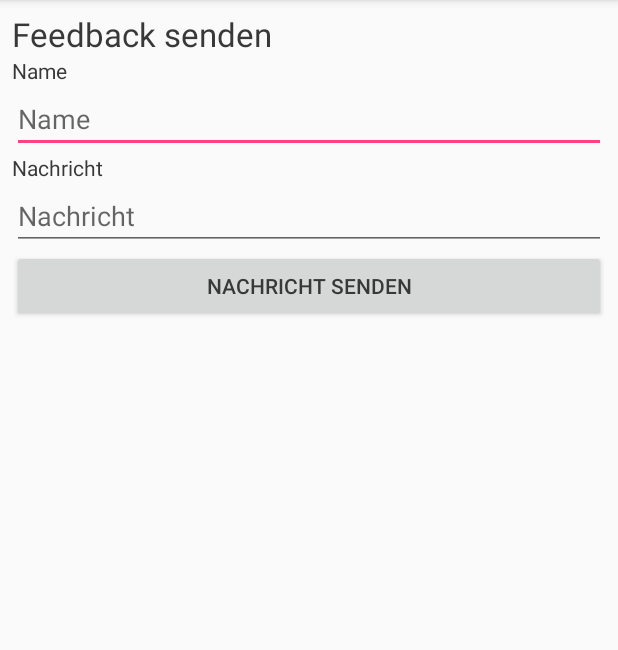
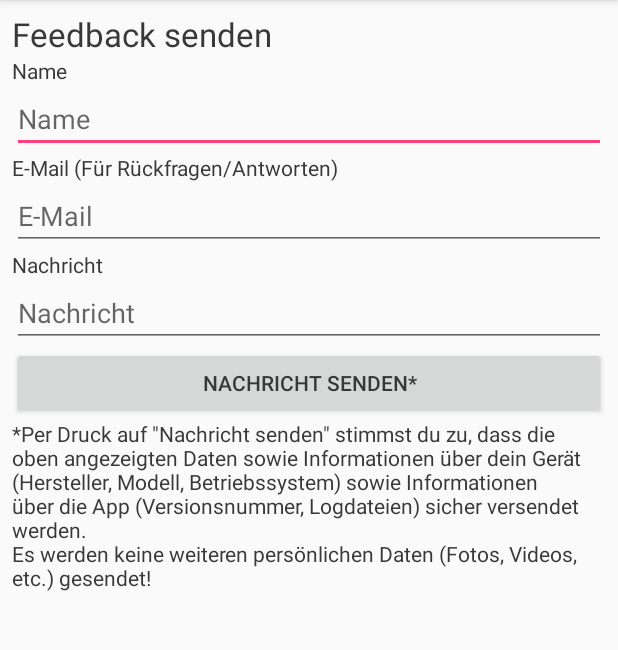
Before and after one commit to AhiruSoftwareCompany/alcoholtestapp, an Android app: the SendFeedback screen opened directly, with no data from a screen before it, on a phone screen of 412 x 824 dp, the part 84-734 px from its top. Run offline under Robolectric (Android 15) with nearby library versions, the phone set to English and light mode, and no system bars.

Commit message:
Removed underscores and added app version in the toSend-Package, added email, disclaimer to send feedback-activity, version 1.1

```diff
--- a/app/build.gradle
+++ b/app/build.gradle
@@ -5,6 +5,8 @@ android {
     buildToolsVersion "25.0.3"
     defaultConfig {
         applicationId "de.klaushackner.breathalyzer"
+        versionCode 1
+        versionName "1.1"
         targetSdkVersion 25
         testInstrumentationRunner "android.support.test.runner.AndroidJUnitRunner"
     }
--- a/app/src/main/AndroidManifest.xml
+++ b/app/src/main/AndroidManifest.xml
@@ -1,7 +1,6 @@
 <?xml version="1.0" encoding="utf-8"?>
 <manifest xmlns:android="http://schemas.android.com/apk/res/android"
-    package="de.klaushackner.breathalyzer"
-    android:versionName="1">
+    package="de.klaushackner.breathalyzer">
 
     <uses-sdk android:minSdkVersion="19" />
 
--- a/app/src/main/res/layout/activity_send_feedback.xml
+++ b/app/src/main/res/layout/activity_send_feedback.xml
@@ -27,7 +27,21 @@
             android:id="@+id/name"
             android:layout_width="match_parent"
             android:layout_height="wrap_content"
-            android:hint="@string/name" />
+            android:hint="@string/name"
+            android:singleLine="true" />
+
+        <TextView
+            android:layout_width="match_parent"
+            android:layout_height="wrap_content"
+            android:text="@string/email" />
+
+        <EditText
+            android:id="@+id/email"
+            android:layout_width="match_parent"
+            android:layout_height="wrap_content"
+            android:hint="@string/emailhint"
+            android:inputType="textEmailAddress"
+            android:maxLines="1" />
 
         <TextView
             android:layout_width="match_parent"
@@ -35,11 +49,11 @@
             android:text="@string/message" />
 
         <EditText
-            android:id="@+id/text"
+            android:id="@+id/message"
             android:layout_width="match_parent"
             android:layout_height="wrap_content"
             android:hint="@string/message"
-            android:inputType="textMultiLine" />
+            android:maxLines="1" />
 
         <Button
             android:id="@+id/sendFeedback"
@@ -47,5 +61,12 @@
             android:layout_height="wrap_content"
             android:text="@string/send_message" />
 
+        <TextView
+            android:id="@+id/textView4"
+            android:layout_width="match_parent"
+            android:layout_height="wrap_content"
+            android:text="@string/disclaimer"
+            android:textAllCaps="false" />
+
     </LinearLayout>
 </ScrollView>
--- a/app/src/main/res/values/strings.xml
+++ b/app/src/main/res/values/strings.xml
@@ -45,6 +45,9 @@
     <string name="switch_mixtureimage">Anderes Bild auswählen</string>
     <string name="send_feedback">Feedback senden</string>
     <string name="message">Nachricht</string>
-    <string name="send_message">Nachricht senden</string>
+    <string name="send_message">Nachricht senden*</string>
     <string name="feedback_sent">Feedback wurde gesendet.\nVielen Dank!</string>
+    <string name="email">E-Mail (Für Rückfragen/Antworten)</string>
+    <string name="emailhint">E-Mail</string>
+    <string name="disclaimer">*Per Druck auf \"Nachricht senden\" stimmst du zu, dass die oben angezeigten Daten sowie Informationen über dein Gerät (Hersteller, Modell, Betriebssystem) sowie Informationen über die App (Versionsnummer, Logdateien) sicher versendet werden.\nEs werden keine weiteren persönlichen Daten (Fotos, Videos, etc.) gesendet!</string>
 </resources>
```
Also changed, not shown: app/src/main/java/de/klaushackner/breathalyzer/SendFeedback.java (+27 -9 lines).
